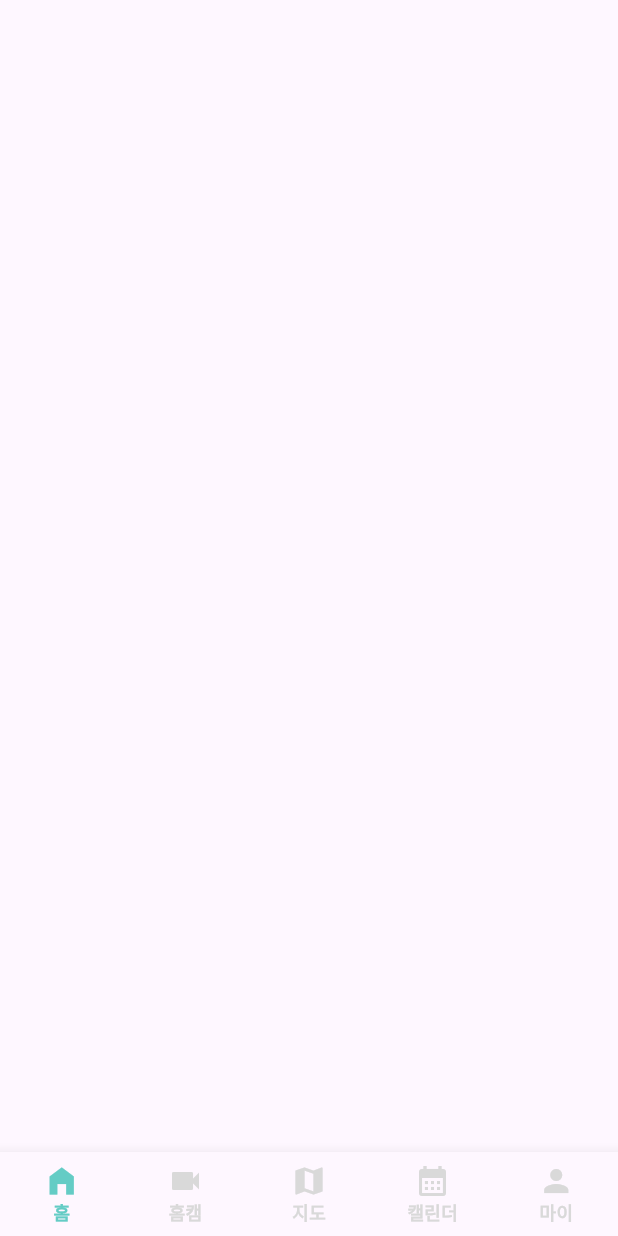
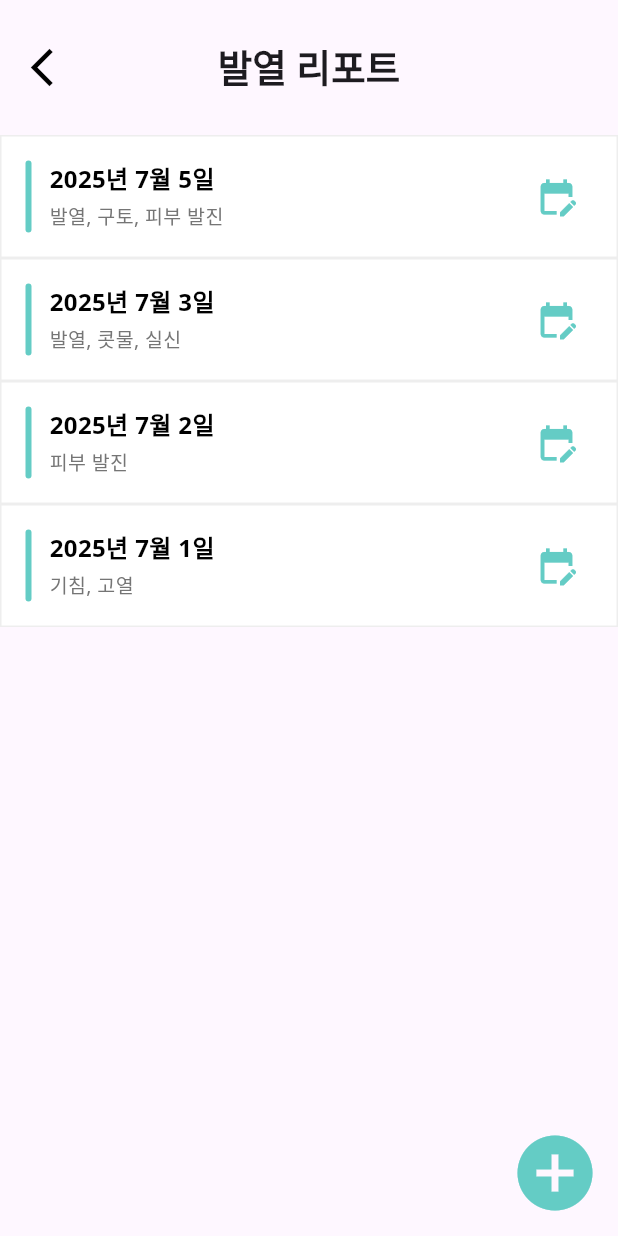
Before and after one commit to SMU-25/frontend, a Flutter app: the screen it shows after launch, on a phone screen of 412 x 824 dp. Run offline on Flutter 3.47's test engine with Material 3 defaults, Android fonts, the phone set to English and light mode, and no system bars; our stand-ins replace dio, email_validator, fl_chart, image_picker, table_calendar; accounts and stored records are empty.

Commit message:
✨ [Feat] 리포트 메인 화면 UI 구현

```diff
--- a/lib/main.dart
+++ b/lib/main.dart
@@ -3,6 +3,7 @@ import 'package:team_project_front/common/view/root_tab.dart';
 import 'package:team_project_front/init/view/init.dart';
 import 'package:team_project_front/login/view/login.dart';
 import 'package:team_project_front/report/view/create_report.dart';
+import 'package:team_project_front/report/view/report.dart';
 import 'package:team_project_front/signup/view/signup_agreement.dart';
 import 'package:intl/date_symbol_data_local.dart';
 
@@ -30,13 +31,13 @@ class _App extends StatelessWidget {
       // home: RootTab(),
       // Named Routes 적용 화면 개발시 initialRoute를 바꿔주면서 진행하면 편리합니다.
       // ex) login 화면 개발 중이라면 initialRoute: '/login',
-      initialRoute: '/home',
+      initialRoute: '/report',
       routes: {
         '/': (context) => InitScreen(),
         '/home': (context) => RootTab(),
         '/login': (context) => LoginScreen(),
         '/signup': (context) => SignupAgreementScreen(),
-        '/report': (context) => CreateReport(),
+        '/report': (context) => Report(),
         // '/signup/email': (context) => SignupInfoScreen(),
       },
     );
--- /dev/null
+++ b/lib/report/component/report_card.dart
@@ -0,0 +1,72 @@
+import 'package:flutter/material.dart';
+import 'package:team_project_front/common/const/colors.dart';
+
+class ReportCard extends StatelessWidget {
+  final String createdAt;
+  final String content;
+  final VoidCallback? onEditPressed;
+
+  const ReportCard({
+    super.key,
+    required this.createdAt,
+    required this.content,
+    this.onEditPressed,
+  });
+
+  @override
+  Widget build(BuildContext context) {
+    return Container(
+      padding: const EdgeInsets.all(16),
+      decoration: BoxDecoration(
+        color: Colors.white,
+        border: Border.all(color: Colors.grey[200]!),
+      ),
+      child: Row(
+        crossAxisAlignment: CrossAxisAlignment.start,
+        children: [
+          Container(
+            width: 4,
+            height: 48,
+            margin: const EdgeInsets.only(right: 12),
+            decoration: BoxDecoration(
+              color: MAIN_COLOR,
+              borderRadius: BorderRadius.circular(12),
+            ),
+          ),
+          Expanded(
+            child: Column(
+              crossAxisAlignment: CrossAxisAlignment.start,
+              children: [
+                Text(
+                  createdAt,
+                  style: const TextStyle(
+                    fontSize: 16,
+                    fontWeight: FontWeight.w700,
+                    color: Colors.black,
+                  ),
+                ),
+                const SizedBox(height: 4),
+                Text(
+                  content,
+                  style: TextStyle(
+                    fontSize: 13,
+                    color: Colors.grey[600],
+                  ),
+                  overflow: TextOverflow.ellipsis,
+                ),
+              ],
+            ),
+          ),
+          IconButton(
+            onPressed: onEditPressed ?? () {},
+            icon: Icon(
+              Icons.edit_calendar,
+              color: MAIN_COLOR,
+              size: 28,
+            ),
+          ),
+        ],
+      ),
+    );
+  }
+}
--- /dev/null
+++ b/lib/report/view/report.dart
@@ -0,0 +1,88 @@
+import 'package:flutter/material.dart';
+import 'package:team_project_front/common/const/colors.dart';
+import 'package:team_project_front/report/component/report_card.dart';
+import 'package:team_project_front/report/view/create_report.dart';
+import 'package:team_project_front/settings/component/custom_appbar.dart';
+
+class Report extends StatefulWidget {
+  const Report({super.key});
+
+  @override
+  State<Report> createState() => _ReportState();
+}
+
+class _ReportState extends State<Report> {
+  List<Map<String, String>> reportData = [
+    {'createdAt': '2025년 7월 5일', 'content': '발열, 구토, 피부 발진'},
+    {'createdAt': '2025년 7월 3일', 'content': '발열, 콧물, 실신'},
+    {'createdAt': '2025년 7월 2일', 'content': '피부 발진'},
+    {'createdAt': '2025년 7월 1일', 'content': '기침, 고열'},
+  ];
+
+  @override
+  Widget build(BuildContext context) {
+    return Scaffold(
+      floatingActionButton: FloatingActionButton(
+        onPressed: () {
+          Navigator.of(context).push(
+            MaterialPageRoute(builder: (_) => CreateReport())
+          );
+        },
+        elevation: 0,
+        backgroundColor: Colors.transparent,
+        highlightElevation: 0,
+        child: Icon(
+          size: 60,
+          Icons.add_circle,
+          color: MAIN_COLOR,
+        ),
+      ),
+      appBar: PreferredSize(
+        preferredSize: Size.fromHeight(90),
+        child: CustomAppbar(
+          title: '발열 리포트',
+        ),
+      ),
+        body: reportData.isEmpty
+            ? Center(
+          child: Text(
+            '생성된 발열 리포트가 없습니다',
+            style: TextStyle(
+              fontSize: 16,
+              color: Colors.grey[600],
+              fontWeight: FontWeight.w500,
+            ),
+          ),
+        )
+            : ListView.builder(
+          itemCount: reportData.length,
+          itemBuilder: (context, index) {
+            final report = reportData[index];
+            return Dismissible(
+              key: UniqueKey(),
+              direction: DismissDirection.endToStart,
+              background: Container(
+                alignment: Alignment.centerRight,
+                padding: EdgeInsets.symmetric(horizontal: 20),
+                color: HIGH_FEVER_COLOR,
+                child: Icon(Icons.delete, color: Colors.white),
+              ),
+              onDismissed: (_) {
+                setState(() {
+                  reportData.removeAt(index);
+                });
+
+                ScaffoldMessenger.of(context).showSnackBar(
+                  SnackBar(content: Text("삭제되었습니다.")),
+                );
+              },
+              child: ReportCard(
+                createdAt: report['createdAt']!,
+                content: report['content']!,
+              ),
+            );
+          },
+        ),
+    );
+  }
+}
--- a/lib/report/view/result_report.dart
+++ b/lib/report/view/result_report.dart
@@ -2,6 +2,7 @@ import 'package:flutter/material.dart';
 import 'package:team_project_front/common/component/navigation_button.dart';
 import 'package:team_project_front/common/component/temperature_chart_widget.dart';
 import 'package:team_project_front/common/const/colors.dart';
+import 'package:team_project_front/report/view/report.dart';
 import 'package:team_project_front/settings/component/custom_appbar.dart';
 
 class ResultReport extends StatelessWidget {
@@ -65,7 +66,11 @@ class ResultReport extends StatelessWidget {
         padding: EdgeInsets.fromLTRB(16, 0, 16, 24),
         child: NavigationButton(
           text: '완료',
-          onPressed: () {},
+          onPressed: () {
+            Navigator.of(context).push(
+              MaterialPageRoute(builder: (_) => Report()),
+            );
+          },
         ),
       )
     );
```
